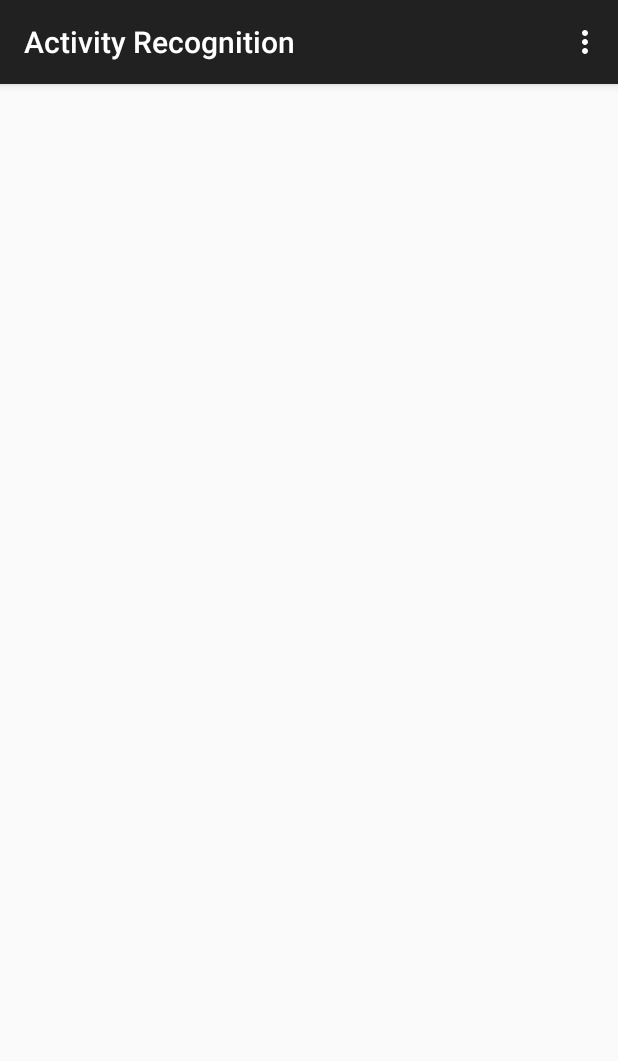
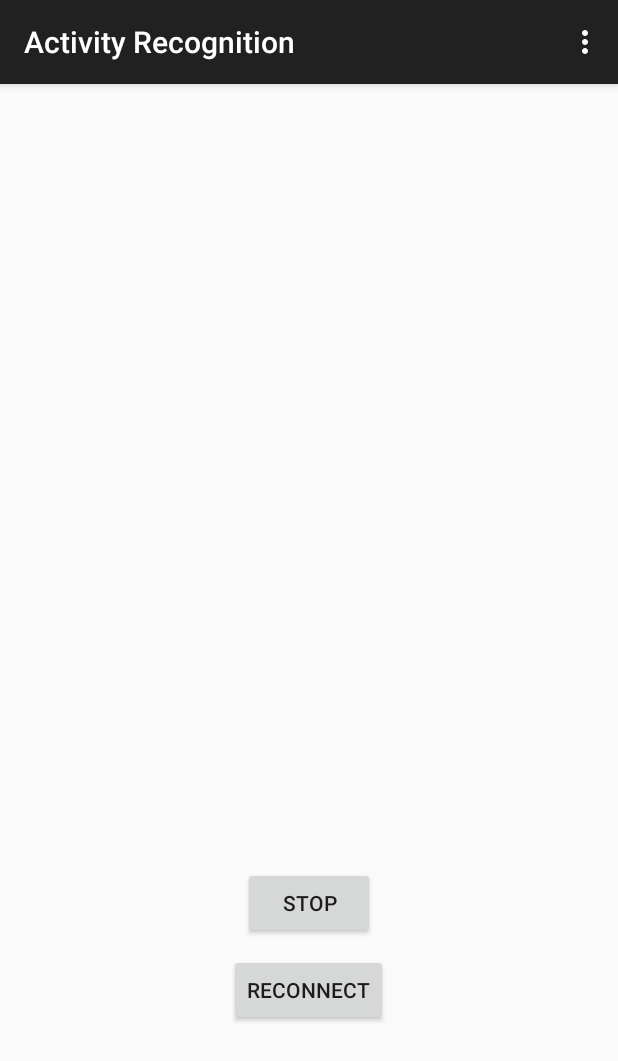
Before and after one commit to alibahmanyar/Activity-recognition-2.0, an Android app: the screen it shows after launch (MainActivity), on a phone screen of 412 x 824 dp. Shown: the top 1061 px of the screen. Run offline under Robolectric (Android 15) with nearby library versions, the phone set to English and light mode, and no system bars.

Commit message:
Android application improved
Signed-off-by: Ali Bahmanyar <ali.bahmanyar@yahoo.com>

```diff
--- a/ActivityRecognition/app/src/main/res/layout/activity_main.xml
+++ b/ActivityRecognition/app/src/main/res/layout/activity_main.xml
@@ -43,4 +43,23 @@
         android:layout_centerHorizontal="true"
 
         />
+
+    <Button
+        android:layout_marginTop="10dp"
+        android:layout_width="wrap_content"
+        android:layout_height="wrap_content"
+        android:text="Reconnect"
+        android:id="@+id/reconnectbtn"
+        android:layout_below="@+id/startstopbtn"
+        android:onClick="reconnectbtn"
+        android:layout_centerHorizontal="true"/>
+
+    <Button
+        android:layout_width="wrap_content"
+        android:layout_height="wrap_content"
+        android:text="Stop"
+        android:id="@+id/startstopbtn"
+        android:layout_below="@+id/activitytext"
+        android:onClick="startstopbtn"
+        android:layout_centerHorizontal="true"/>
 </RelativeLayout>
--- a/ActivityRecognition/app/src/main/res/layout/activity_settings.xml
+++ b/ActivityRecognition/app/src/main/res/layout/activity_settings.xml
@@ -19,7 +19,11 @@
         android:layout_width="match_parent"
         android:layout_height="wrap_content"
 
-        android:layout_marginTop="30dp" />
+        android:layout_marginTop="30dp"
+        android:autoText="false"
+        android:clickable="false"
+        android:singleLine="true"
+        android:text="192.168." />
 
     <Button
         android:id="@+id/changeBtn"
```
Also changed, not shown: ActivityRecognition/app/src/main/java/ir/alibahmanyar/activityrecognition/MainActivity.java (+25 -0 lines), 2 other files.
